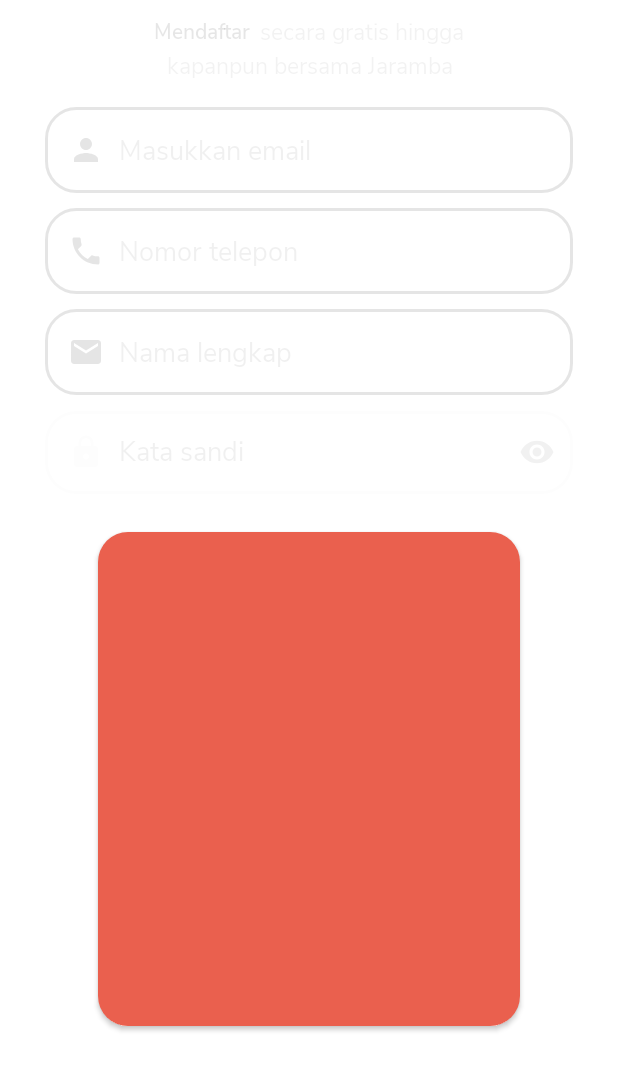
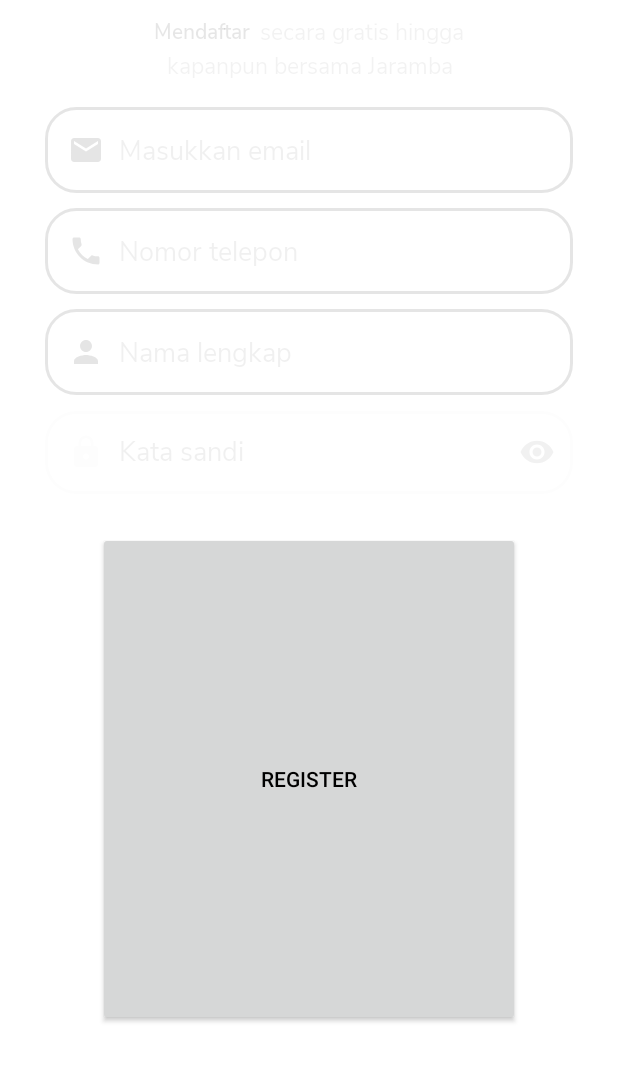
Before and after one commit to AnasNasrull/jaramba-mobile, an Android app: the RegisterPage screen opened directly, with no data from a screen before it, on a phone screen of 412 x 824 dp, the part 150-1236 px from its top. Run offline under Robolectric (Android 15) with nearby library versions, the phone set to English and light mode, and no system bars; our stand-ins replace Firebase (no records; nobody signed in at launch, a user with empty details on screens opened directly); libraries missing offline, so code that uses them is left out: com.basgeekball.awesomevalidation, com.spark.submitbutton; plain views replace SubmitButton; 2 statements that could not run were skipped.

Commit message:
Memperbaiki UI Login, register, trip user home

```diff
--- a/app/src/main/java/com/example/jarambamobile/DamriStartTrip.java
+++ b/app/src/main/java/com/example/jarambamobile/DamriStartTrip.java
@@ -7,10 +7,12 @@ import androidx.fragment.app.DialogFragment;
 import android.annotation.SuppressLint;
 import android.app.DatePickerDialog;
 import android.app.Dialog;
+import android.app.DirectAction;
 import android.content.Intent;
 import android.graphics.Color;
 import android.graphics.drawable.ColorDrawable;
 import android.os.Bundle;
+import android.view.MenuItem;
 import android.view.View;
 import android.widget.Adapter;
 import android.widget.AdapterView;
@@ -29,6 +31,7 @@ import com.example.jarambamobile.models.PointAddressModel;
 import com.google.android.gms.maps.model.LatLng;
 import com.google.android.gms.tasks.OnFailureListener;
 import com.google.android.gms.tasks.OnSuccessListener;
+import com.google.android.material.bottomnavigation.BottomNavigationView;
 import com.google.firebase.auth.FirebaseAuth;
 import com.google.firebase.auth.FirebaseUser;
 import com.google.firebase.database.DatabaseReference;
--- a/app/src/main/res/layout/activity_register_page.xml
+++ b/app/src/main/res/layout/activity_register_page.xml
@@ -1,7 +1,11 @@
 <?xml version="1.0" encoding="utf-8"?>
-<LinearLayout xmlns:android="http://schemas.android.com/apk/res/android"
+<androidx.constraintlayout.widget.ConstraintLayout xmlns:android="http://schemas.android.com/apk/res/android"
     xmlns:app="http://schemas.android.com/apk/res-auto"
     xmlns:tools="http://schemas.android.com/tools"
+    android:layout_width="match_parent"
+    android:layout_height="match_parent">
+
+<LinearLayout
     android:layout_width="match_parent"
     android:layout_height="match_parent"
     android:paddingStart="30dp"
@@ -67,7 +71,7 @@
         android:hint="@string/masukkan_email"
         android:background="@drawable/rounded_et"
         android:fontFamily="@font/nunitosans_regular"
-        android:drawableStart="@drawable/ic_person_black_24dp"
+        android:drawableStart="@drawable/ic_email_black_24dp"
         android:drawablePadding="10dp"
         android:layout_marginBottom="10dp"
         android:padding="15dp"
@@ -94,7 +98,7 @@
         android:layout_height="wrap_content"
         android:hint="@string/nama_lengkap"
         android:background="@drawable/rounded_et"
-        android:drawableStart="@drawable/ic_email_black_24dp"
+        android:drawableStart="@drawable/ic_person_black_24dp"
         android:drawablePadding="10dp"
         android:fontFamily="@font/nunitosans_regular"
         android:padding="15dp"
@@ -125,13 +129,17 @@
     </com.google.android.material.textfield.TextInputLayout>
 
     <com.spark.submitbutton.SubmitButton
+        android:text="@string/register"
+        android:textColor="#000000"
         android:id="@+id/btn_register"
         android:layout_width="281dp"
         android:layout_height="match_parent"
         android:onClick="btnPendaftaran"
-        android:fontFamily="@font/nunitosans_semibold"
-        android:textStyle="bold"
-        android:background="@drawable/rounded_btn"
+        app:sub_btn_background="@color/white"
+        app:sub_btn_duration="3000"
+        app:sub_btn_line_color="#EA604E"
+        app:sub_btn_ripple_color="#EA604E"
+        app:sub_btn_tick_color="@color/white"
         tools:ignore="OnClick" />
 
     <TextView
@@ -157,3 +165,4 @@
 
 
 </LinearLayout>
+</androidx.constraintlayout.widget.ConstraintLayout>
--- a/app/src/main/res/values/strings.xml
+++ b/app/src/main/res/values/strings.xml
@@ -1,4 +1,5 @@
 <resources>
+    <string name="register">Register</string>
     <string name="app_name">Jaramba Mobile</string>
     <string name="image">image</string>
     <string name="petualangan_seru_dimulai_dari_sini">Petualangan seru dimulai dari sini</string>
```
Also changed, not shown: app/src/main/res/layout/activity_trip_user_home.xml (+15 -10 lines), app/src/main/res/layout/login_page.xml (+21 -24 lines).
